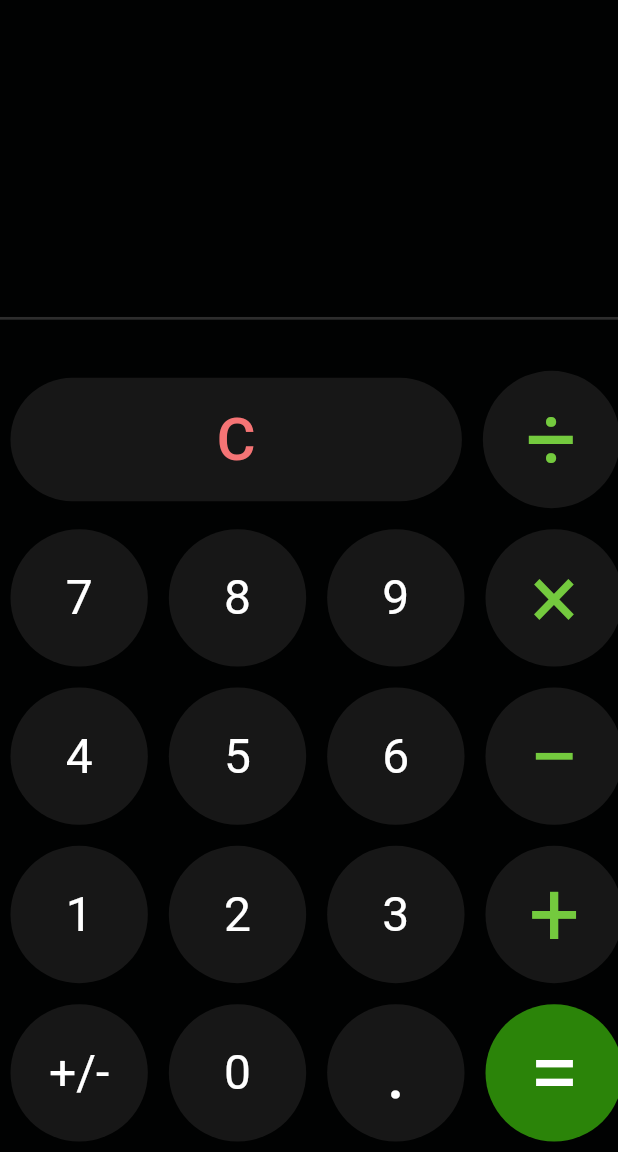
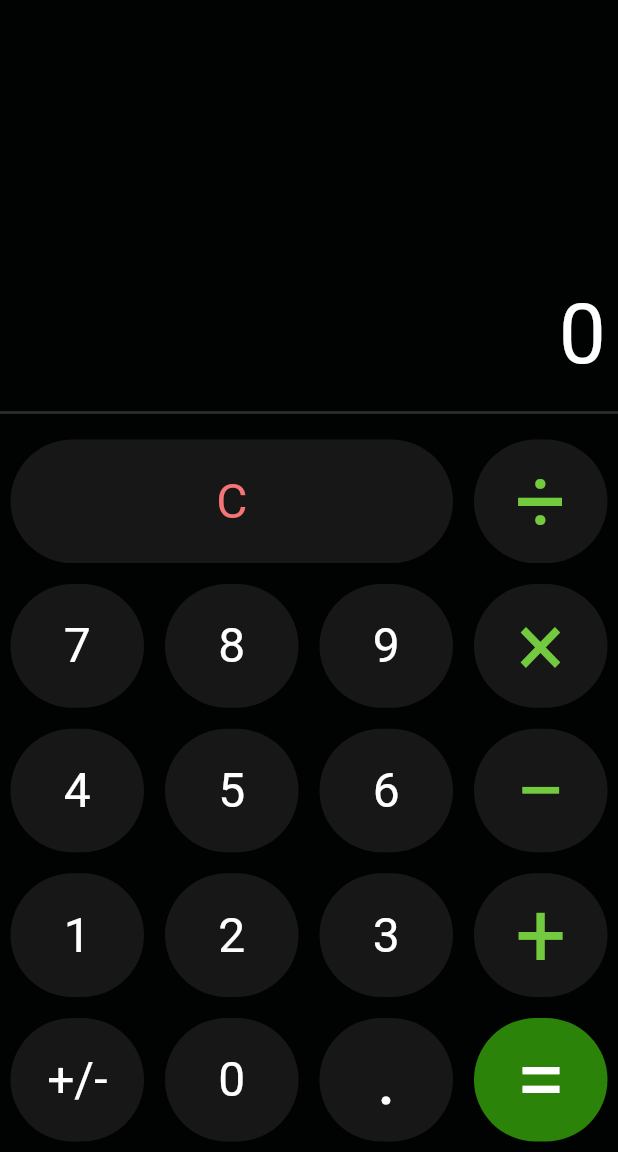
Before and after one commit to utmn-isit/calculate, a Flutter app: the screen it shows after launch, on a phone screen of 412 x 824 dp, the part 84-1236 px from its top. Run offline on Flutter 3.47's test engine with Material 2 defaults, Android fonts, the phone set to English and light mode, and no system bars; our stand-ins replace math_expressions.

Commit message:
готово

```diff
--- a/lib/main.dart
+++ b/lib/main.dart
@@ -1,5 +1,3 @@
-import 'dart:ffi';
-
 import 'package:flutter/material.dart';
 import 'package:math_expressions/math_expressions.dart';
 
@@ -28,18 +26,16 @@ class MyHomePage extends StatefulWidget {
 }
 
 class _MyHomePageState extends State<MyHomePage> {
-  // String result = "0";
-  String expression = "";
   Color buttonBackColor = const Color.fromRGBO(23, 23, 23, 1.0);
 
-  String equation = ""; // строка для хранения уравнения
-  String result = ""; // строка для хранения результата
+  String equation = "";
+  String result = "0";
 
-  Map<String,String> config = {
-    '+' : '+',
-    '−' : '-',
-    '×' : '*',
-    '÷' : '/',
+  Map<String, String> config = {
+    '+': '+',
+    '−': '-',
+    '×': '*',
+    '÷': '/',
   };
 
   List<String> getKeysFromMap(Map map) {
@@ -48,10 +44,9 @@ class _MyHomePageState extends State<MyHomePage> {
 
   calculateResult(equation) {
     try {
-      if (equation.contains('/0')) {
-        result = "Error";
-      }
-      double evalResult = Parser().parse(equation).evaluate(EvaluationType.REAL, ContextModel());
+      double evalResult = Parser()
+          .parse(equation)
+          .evaluate(EvaluationType.REAL, ContextModel());
       if (evalResult % 1 == 0) {
         result = evalResult.toInt().toString();
       } else {
@@ -61,18 +56,28 @@ class _MyHomePageState extends State<MyHomePage> {
     } catch (e) {
       result = "Error";
     }
+    if (result == 'Infinity' || result == 'NaN') {
+      result = "Error";
+    }
     return [equation, result];
   }
 
   buttonPressed(String buttonText) {
     setState(() {
-      // нельзя писать если есть 0 в equat
+      if (result == 'Error') {
+        result = "0";
+        equation = "";
+      }
       if (buttonText == "C") {
         equation = "";
         result = "0";
-      } else if (buttonText == "+" || buttonText == "−" || buttonText == "×" || buttonText == "÷") {
+      } else if (buttonText == "+" ||
+          buttonText == "−" ||
+          buttonText == "×" ||
+          buttonText == "÷") {
         buttonText = config[buttonText]!;
-        if (isOperator(equation.substring(equation.length - 1))) {
+        if (equation.isNotEmpty &&
+            isOperator(equation.substring(equation.length - 1))) {
           equation = equation.substring(0, equation.length - 1);
         }
         if (equation != "") {
@@ -80,12 +85,13 @@ class _MyHomePageState extends State<MyHomePage> {
           equation = calc[0];
           result = calc[1];
           equation += buttonText;
-        } else if (equation == "") {
+        } else {
           equation = "0$buttonText";
           result = "0";
         }
       } else if (buttonText == "+/-") {
-        if (result != "0" && !isOperator(equation.substring(equation.length - 1))) {
+        if (result != "0" &&
+            !isOperator(equation.substring(equation.length - 1))) {
           var num = result;
           double number = double.parse(result);
           number = -number;
@@ -94,8 +100,6 @@ class _MyHomePageState extends State<MyHomePage> {
           } else {
             result = number.toString();
           }
-          // result = number.toString(); //-1 -> 1
-          //можно добавлять result тока когда оператор нажали
           var lastIndexResult = equation.lastIndexOf(num);
           if (equation.contains("(-")) {
             lastIndexResult -= 1;
@@ -107,7 +111,9 @@ class _MyHomePageState extends State<MyHomePage> {
           }
         }
       } else if (buttonText == ".") {
-        if ((equation != "" && isOperator(equation.substring(equation.length - 1))) || equation == "") {
+        if ((equation != "" &&
+                isOperator(equation.substring(equation.length - 1))) ||
+            equation == "") {
           result = "0.";
           equation += "0.";
         } else if (!result.contains(".")) {
@@ -140,52 +146,45 @@ class _MyHomePageState extends State<MyHomePage> {
         }
       }
     });
-    // setState(() {
-    //   if (buttonText == "C") {
-    //     expression = "";
-    //     result = "0";
-    //   } else if (buttonText == "=") {
-    //     try {
-    //       Parser p = Parser();
-    //       Expression exp = p.parse(expression);
-    //       ContextModel cm = ContextModel();
-    //       result = '${exp.evaluate(EvaluationType.REAL, cm)}';
-    //     } catch (e) {
-    //       result = "Error";
-    //     }
-    //   } else {
-    //     expression = expression + buttonText;
-    //     if (!["+/-", ".", "÷", "×", "−", "+"].contains(buttonText)) {
-    //       result = expression;
-    //     }
-    //   }
-    // });
   }
 
   bool isOperator(String str) {
     return str == "+" || str == "-" || str == "*" || str == "/";
   }
 
-  Widget buildButton(
-      String buttonText, double buttonHeight, Color buttonColor, [double fontSize = 32]) {
+  Widget buildButton(String buttonText, Color buttonColor, {int flex = 1, double fontSize = 32}) {
     if (buttonText == '=') {
       buttonBackColor = const Color.fromRGBO(43, 132, 9, 1.0);
     } else {
       buttonBackColor = const Color.fromRGBO(23, 23, 23, 1.0);
     }
-    return Padding(
+
+    final radius = BorderRadius.circular(
+        MediaQuery.of(context).size.height * 0.1 / 1.8);
+
+    return Expanded(
+      flex: flex,
+      child: Padding(
         padding: const EdgeInsets.all(7.0),
-      child: CircleAvatar(
-        backgroundColor: buttonBackColor,
-        radius: MediaQuery.of(context).size.height * 0.1 * buttonHeight / 1.8,
-        child: TextButton(
-          onPressed: () => buttonPressed(buttonText),
+        child: SizedBox(
+          height: radius.bottomLeft.x * 1.8,
+          child: Material(
+            color: buttonBackColor,
+            borderRadius: radius,
+            child: InkWell(
+              onTap: () => buttonPressed(buttonText),
+              borderRadius: radius,
+              child: Align(
+                alignment: Alignment.center,
                 child: Text(
                   buttonText,
                   style: TextStyle(
                     fontSize: fontSize,
                     fontWeight: FontWeight.normal,
                     color: buttonColor,
+                  ),
+                ),
+              ),
             ),
           ),
         ),
@@ -207,70 +206,49 @@ class _MyHomePageState extends State<MyHomePage> {
               child: Container(
                 alignment: Alignment.bottomRight,
                 child: Text(
-                  "$result\n$equation",
-                  style: const TextStyle(fontSize: 30, color: Colors.white),
+                  result,
+                  style: const TextStyle(fontSize: 56, color: Colors.white),
                 ),
               ),
             ),
           ),
           const Padding(
-            padding: EdgeInsets.symmetric(vertical: 20),
-            child: Divider(
-                thickness: 1.8,
-                color: Color.fromRGBO(45, 45, 45, 1.0)),
+            padding: EdgeInsets.symmetric(vertical: 3),
+            child:
+                Divider(thickness: 1.8, color: Color.fromRGBO(45, 45, 45, 1.0)),
           ),
           Row(children: [
-            Padding(
-              padding: const EdgeInsets.all(7.0),
-              child: Container(
-                color: Colors.transparent,
-                child: Container(
-                    width: MediaQuery.of(context).size.height * 0.1 * 2.2 * 1.5 + 29,
-                    height: MediaQuery.of(context).size.height * 0.1,
-                    decoration: const BoxDecoration(
-                        color: Color.fromRGBO(23, 23, 23, 1.0),
-                        borderRadius:
-                        BorderRadius.all(Radius.circular(99))),
-                    child: Center(
-                      child: TextButton(
-                        onPressed: () => buttonPressed("C"),
-                        child: const Text(
-                          "C", style: TextStyle(
-                            fontSize: 40,
-                            color: Color.fromRGBO(245, 116, 117, 1)
-                            // color: Colors.white
-                          ),
-                        ),
-                      ),
-                    )),
-              ),
-            ),
-            buildButton(
-                "÷", 1, const Color.fromRGBO(116, 202, 62, 1.0), 60),
+            buildButton('C', const Color.fromRGBO(245, 116, 117, 1),
+                flex: 3),
+            buildButton("÷", const Color.fromRGBO(116, 202, 62, 1.0),
+                fontSize: 60),
           ]),
           Row(children: [
-            buildButton("7", 1, Colors.white),
-            buildButton("8", 1, Colors.white),
-            buildButton("9", 1, Colors.white),
-            buildButton("×", 1, const Color.fromRGBO(116, 202, 62, 1.0), 60),
+            buildButton("7", Colors.white),
+            buildButton("8", Colors.white),
+            buildButton("9", Colors.white),
+            buildButton("×", const Color.fromRGBO(116, 202, 62, 1.0),
+                fontSize: 60),
           ]),
           Row(children: [
-            buildButton("4", 1, Colors.white),
-            buildButton("5", 1, Colors.white),
-            buildButton("6", 1, Colors.white),
-            buildButton("−", 1, const Color.fromRGBO(116, 202, 62, 1.0), 60),
+            buildButton("4", Colors.white),
+            buildButton("5", Colors.white),
+            buildButton("6", Colors.white),
+            buildButton("−", const Color.fromRGBO(116, 202, 62, 1.0),
+                fontSize: 60),
           ]),
           Row(children: [
-            buildButton("1", 1, Colors.white),
-            buildButton("2", 1, Colors.white),
-            buildButton("3", 1, Colors.white),
-            buildButton("+", 1, const Color.fromRGBO(116, 202, 62, 1.0), 60),
+            buildButton("1", Colors.white),
+            buildButton("2", Colors.white),
+            buildButton("3", Colors.white),
+            buildButton("+", const Color.fromRGBO(116, 202, 62, 1.0),
+                fontSize: 60),
           ]),
           Row(children: [
-            buildButton("+/-", 1, Colors.white),
-            buildButton("0", 1, Colors.white),
-            buildButton(".", 1, Colors.white, 50),
-            buildButton("=", 1, Colors.white, 60),
+            buildButton("+/-", Colors.white),
+            buildButton("0", Colors.white),
+            buildButton(".", Colors.white, fontSize: 50),
+            buildButton("=", Colors.white, fontSize: 60),
           ]),
         ],
       ),
```
Lines whose indentation alone changed are shown as unchanged.
